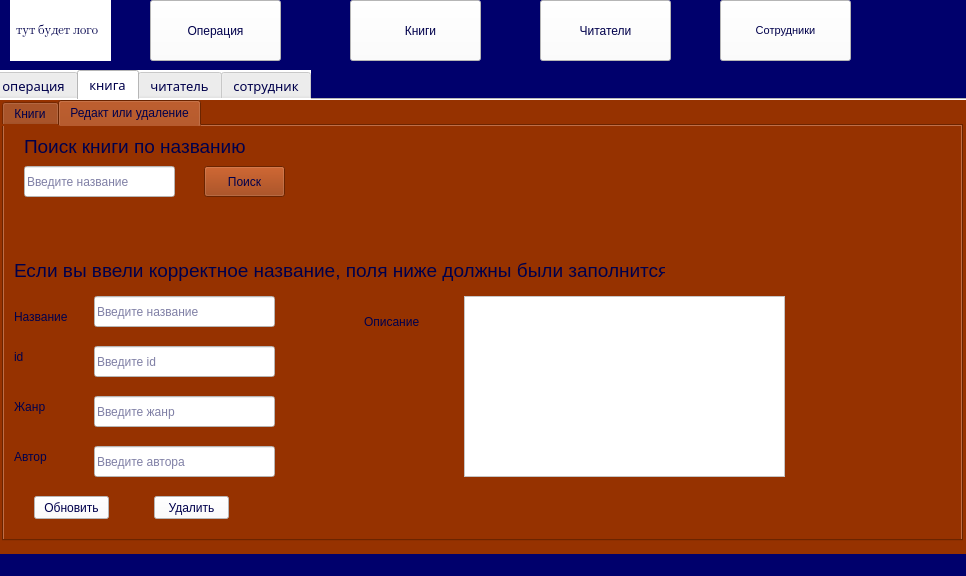
aikarimovvw/Library_System-QtProject, file design/main.ui: the form before one commit.
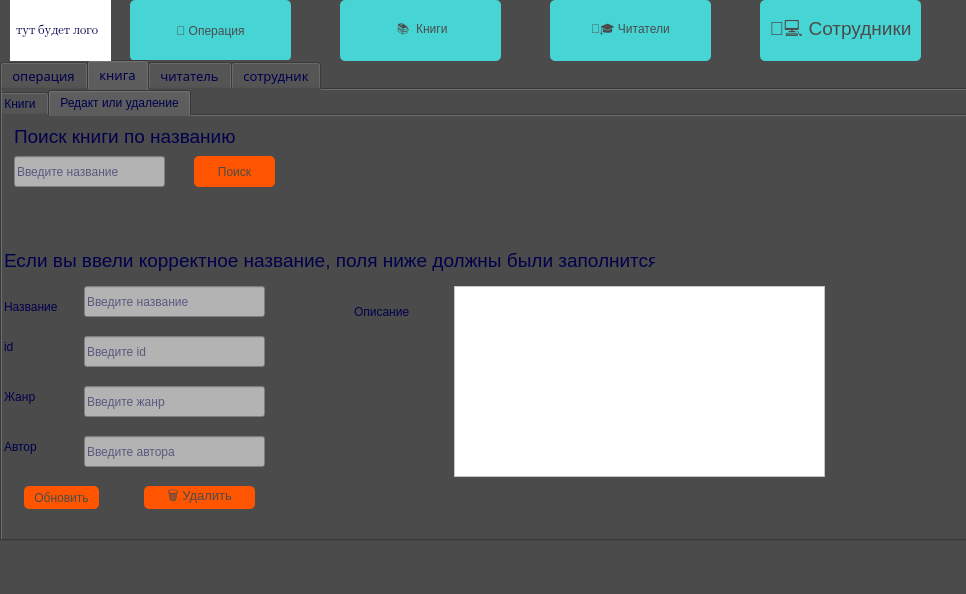
The form after the commit. The open tabs and pages were chosen to show the change. Icons and pictures are not drawn.

Commit message: новый дизайн update

```diff
--- a/design/main.ui
+++ b/design/main.ui
@@ -7,7 +7,7 @@
     <x>0</x>
     <y>0</y>
     <width>966</width>
-    <height>576</height>
+    <height>594</height>
    </rect>
   </property>
   <property name="windowTitle">
@@ -17,55 +17,57 @@
    <string notr="true">background-color: rgb(85, 255, 255);
 background-color: rgb(0, 0, 86);
 color: rgb(0, 0, 75);
-background-color: rgb(0, 0, 108);</string>
+background-color: rgb(75, 75, 75);</string>
   </property>
   <widget class="QWidget" name="centralwidget">
+   <property name="styleSheet">
+    <string notr="true">background-color: rgb(75, 75, 75);</string>
+   </property>
    <widget class="QPushButton" name="btn_main_oper">
     <property name="geometry">
      <rect>
-      <x>150</x>
+      <x>130</x>
       <y>0</y>
-      <width>131</width>
+      <width>161</width>
       <height>61</height>
      </rect>
     </property>
     <property name="styleSheet">
      <string notr="true">background-color: rgb(255, 255, 255);
-font: 8pt &quot;Segoe UI&quot;;</string>
+font: 20pt &quot;MS Shell Dlg 2&quot;;
+color: rgb(90, 90, 90);
+background-color: rgb(70, 212, 212);
+color: rgb(75, 75, 75);
+font: 14pt &quot;Segoe UI&quot;;
+border-radius: 5px;</string>
     </property>
     <property name="text">
-     <string>Операция</string>
-    </property>
-    <property name="icon">
-     <iconset resource="logo.qrc">
-      <normaloff>:/logo_for_buttons/operations.png</normaloff>:/logo_for_buttons/operations.png</iconset>
+     <string>📄 Операция</string>
     </property>
     <property name="iconSize">
      <size>
-      <width>40</width>
-      <height>40</height>
+      <width>80</width>
+      <height>80</height>
      </size>
     </property>
    </widget>
    <widget class="QPushButton" name="btn_main_books">
     <property name="geometry">
      <rect>
-      <x>350</x>
+      <x>340</x>
       <y>0</y>
-      <width>131</width>
+      <width>161</width>
       <height>61</height>
      </rect>
     </property>
     <property name="styleSheet">
-     <string notr="true">background-color: rgb(255, 255, 255);
-font: 8pt &quot;Segoe UI&quot;;</string>
+     <string notr="true">background-color: rgb(70, 212, 212);
+color: rgb(75, 75, 75);
+font: 14pt &quot;Segoe UI&quot;;
+border-radius: 5px;</string>
     </property>
     <property name="text">
-     <string>   Книги</string>
-    </property>
-    <property name="icon">
-     <iconset resource="logo.qrc">
-      <normaloff>:/logo_for_buttons/books.png</normaloff>:/logo_for_buttons/books.png</iconset>
+     <string> 📚  Книги</string>
     </property>
     <property name="iconSize">
      <size>
@@ -77,25 +79,20 @@
    <widget class="QPushButton" name="btn_main_clients">
     <property name="geometry">
      <rect>
-      <x>540</x>
+      <x>550</x>
       <y>0</y>
-      <width>131</width>
+      <width>161</width>
       <height>61</height>
      </rect>
     </property>
     <property name="styleSheet">
-     <string notr="true">background-color: rgb(255, 255, 255);
-font: 8pt &quot;Segoe UI&quot;;
-font: 75 8pt &quot;MS Shell Dlg 2&quot;;
-font: 75 8pt &quot;MS Shell Dlg 2&quot;;
-font: 8pt &quot;Segoe UI&quot;;</string>
+     <string notr="true">background-color: rgb(70, 212, 212);
+color: rgb(75, 75, 75);
+font: 14pt &quot;Segoe UI&quot;;
+border-radius: 5px;</string>
     </property>
     <property name="text">
-     <string>Читатели</string>
-    </property>
-    <property name="icon">
-     <iconset resource="logo.qrc">
-      <normaloff>:/logo_for_buttons/clients.png</normaloff>:/logo_for_buttons/clients.png</iconset>
+     <string>🧑‍🎓 Читатели</string>
     </property>
     <property name="iconSize">
      <size>
@@ -107,33 +104,29 @@
    <widget class="QPushButton" name="btn_main_empl">
     <property name="geometry">
      <rect>
-      <x>720</x>
+      <x>760</x>
       <y>0</y>
-      <width>131</width>
+      <width>161</width>
       <height>61</height>
      </rect>
     </property>
     <property name="font">
      <font>
       <family>Segoe UI</family>
-      <pointsize>8</pointsize>
-      <weight>9</weight>
+      <pointsize>14</pointsize>
+      <weight>50</weight>
       <italic>false</italic>
       <bold>false</bold>
      </font>
     </property>
     <property name="styleSheet">
-     <string notr="true">background-color: rgb(255, 255, 255);
-font: 8pt &quot;Segoe UI&quot;;
-font: 8pt &quot;Segoe UI&quot;;
-font: 75 8pt &quot;Segoe UI&quot;;</string>
+     <string notr="true">background-color: rgb(70, 212, 212);
+color: rgb(75, 75, 75);
+font: 14pt &quot;Segoe UI&quot;;
+border-radius: 5px;</string>
     </property>
     <property name="text">
-     <string>Сотрудники</string>
-    </property>
-    <property name="icon">
-     <iconset resource="logo.qrc">
-      <normaloff>:/logo_for_buttons/employee.png</normaloff>:/logo_for_buttons/employee.png</iconset>
+     <string>🧑‍💻 Сотрудники</string>
     </property>
     <property name="iconSize">
      <size>
@@ -145,10 +138,10 @@
    <widget class="QTabWidget" name="tbl_wdgt_add_user">
     <property name="geometry">
      <rect>
-      <x>-10</x>
-      <y>70</y>
+      <x>0</x>
+      <y>60</y>
       <width>991</width>
-      <height>491</height>
+      <height>481</height>
      </rect>
     </property>
     <property name="font">
@@ -158,11 +151,7 @@
      </font>
     </property>
     <property name="styleSheet">
-     <string notr="true">background-color: rgb(200, 133, 74);
-background-color: rgb(150, 55, 0);
-background-color: rgb(166, 55, 0);
-background-color: rgb(85, 0, 255);
-background-color: rgb(255, 255, 255);</string>
+     <string notr="true">background-color: rgb(75, 75, 75);</string>
     </property>
     <property name="currentIndex">
      <number>0</number>
@@ -412,7 +401,7 @@
     </widget>
     <widget class="QWidget" name="tab_2">
      <property name="styleSheet">
-      <string notr="true">background-color: rgb(150, 50, 0);</string>
+      <string notr="true">background-color: rgb(75, 75, 75);</string>
      </property>
      <attribute name="title">
       <string>книга</string>
@@ -420,10 +409,10 @@
      <widget class="QTabWidget" name="tbl_wdgt_all_books">
       <property name="geometry">
        <rect>
-        <x>10</x>
+        <x>-10</x>
         <y>0</y>
-        <width>961</width>
-        <height>441</height>
+        <width>981</width>
+        <height>471</height>
        </rect>
       </property>
       <property name="currentIndex">
@@ -497,7 +486,8 @@
          </rect>
         </property>
         <property name="styleSheet">
-         <string notr="true">background-color: rgb(255, 255, 255);</string>
+         <string notr="true">alternate-background-color: rgb(85, 170, 255);
+background-color: rgb(179, 179, 179);</string>
         </property>
         <property name="placeholderText">
          <string>Введите название</string>
@@ -513,7 +503,8 @@
          </rect>
         </property>
         <property name="styleSheet">
-         <string notr="true">background-color: rgb(255, 255, 255);</string>
+         <string notr="true">alternate-background-color: rgb(85, 170, 255);
+background-color: rgb(179, 179, 179);</string>
         </property>
         <property name="placeholderText">
          <string>Введите название</string>
@@ -550,8 +541,18 @@
         <property name="font">
          <font>
           <family>Segoe UI</family>
+          <pointsize>9</pointsize>
+          <weight>50</weight>
+          <italic>false</italic>
+          <bold>false</bold>
          </font>
         </property>
+        <property name="styleSheet">
+         <string notr="true">background-color: rgb(255, 85, 0);
+color: rgb(75, 75, 75);
+font: 9pt &quot;Segoe UI&quot;;
+border-radius: 5px;</string>
+        </property>
         <property name="text">
          <string>Поиск</string>
         </property>
@@ -585,7 +586,8 @@
          </rect>
         </property>
         <property name="styleSheet">
-         <string notr="true">background-color: rgb(255, 255, 255);</string>
+         <string notr="true">alternate-background-color: rgb(85, 170, 255);
+background-color: rgb(179, 179, 179);</string>
         </property>
         <property name="text">
          <string/>
@@ -604,7 +606,8 @@
          </rect>
         </property>
         <property name="styleSheet">
-         <string notr="true">background-color: rgb(255, 255, 255);</string>
+         <string notr="true">alternate-background-color: rgb(85, 170, 255);
+background-color: rgb(179, 179, 179);</string>
         </property>
         <property name="text">
          <string/>
@@ -623,7 +626,8 @@
          </rect>
         </property>
         <property name="styleSheet">
-         <string notr="true">background-color: rgb(255, 255, 255);</string>
+         <string notr="true">alternate-background-color: rgb(85, 170, 255);
+background-color: rgb(179, 179, 179);</string>
         </property>
         <property name="placeholderText">
          <string>Введите автора</string>
@@ -634,8 +638,8 @@
          <rect>
           <x>460</x>
           <y>170</y>
-          <width>321</width>
-          <height>181</height>
+          <width>371</width>
+          <height>191</height>
          </rect>
         </property>
         <property name="styleSheet">
@@ -730,10 +734,17 @@
         <property name="font">
          <font>
           <family>Segoe UI</family>
+          <pointsize>9</pointsize>
+          <weight>50</weight>
+          <italic>false</italic>
+          <bold>false</bold>
          </font>
         </property>
         <property name="styleSheet">
-         <string notr="true">background-color: rgb(255, 255, 255);</string>
+         <string notr="true">background-color: rgb(255, 85, 0);
+color: rgb(75, 75, 75);
+font: 9pt &quot;Segoe UI&quot;;
+border-radius: 5px;</string>
         </property>
         <property name="text">
          <string>Обновить</string>
@@ -744,20 +755,27 @@
          <rect>
           <x>150</x>
           <y>370</y>
-          <width>75</width>
+          <width>111</width>
           <height>23</height>
          </rect>
         </property>
         <property name="font">
          <font>
           <family>Segoe UI</family>
+          <pointsize>10</pointsize>
+          <weight>50</weight>
+          <italic>false</italic>
+          <bold>false</bold>
          </font>
         </property>
         <property name="styleSheet">
-         <string notr="true">background-color: rgb(255, 255, 255);</string>
+         <string notr="true">background-color: rgb(255, 85, 0);
+color: rgb(75, 75, 75);
+font: 10pt &quot;Segoe UI&quot;;
+border-radius: 5px;</string>
         </property>
         <property name="text">
-         <string>Удалить</string>
+         <string>🗑️ Удалить</string>
         </property>
        </widget>
        <widget class="QLabel" name="label">
```
Left out of the diff: 159 changed lines with no effect on the pictures. The commit also changes 3 other files.
